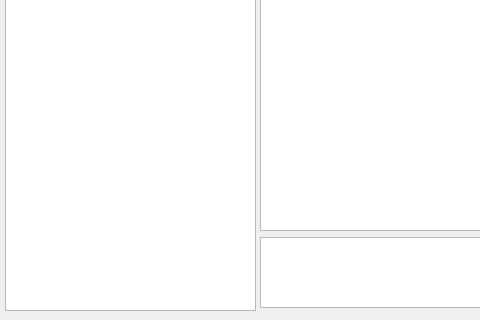
The window that client/chat.ui (Shadwar/messenger) describes before a commit, drawn with Qt 5; both pictures show x 0 to 480 and y 280 to 600 of the 800 by 600 pixel window.
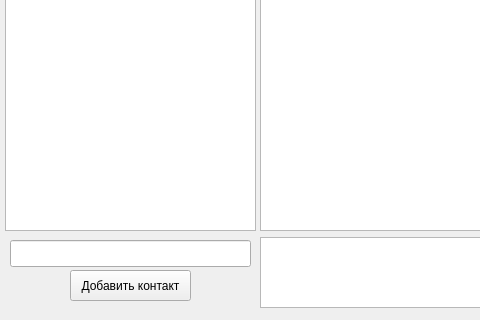
The same window after the commit.

What changed in the file:
```diff
--- a/client/chat.ui
+++ b/client/chat.ui
@@ -20,7 +20,7 @@
       <x>5</x>
       <y>10</y>
       <width>251</width>
-      <height>581</height>
+      <height>501</height>
      </rect>
     </property>
    </widget>
@@ -57,6 +57,29 @@
      <string>Send</string>
     </property>
    </widget>
+   <widget class="QPushButton" name="add_contact_button">
+    <property name="geometry">
+     <rect>
+      <x>70</x>
+      <y>550</y>
+      <width>121</width>
+      <height>31</height>
+     </rect>
+    </property>
+    <property name="text">
+     <string>Добавить контакт</string>
+    </property>
+   </widget>
+   <widget class="QLineEdit" name="add_contact_input">
+    <property name="geometry">
+     <rect>
+      <x>10</x>
+      <y>520</y>
+      <width>241</width>
+      <height>27</height>
+     </rect>
+    </property>
+   </widget>
   </widget>
  </widget>
  <resources/>
```
